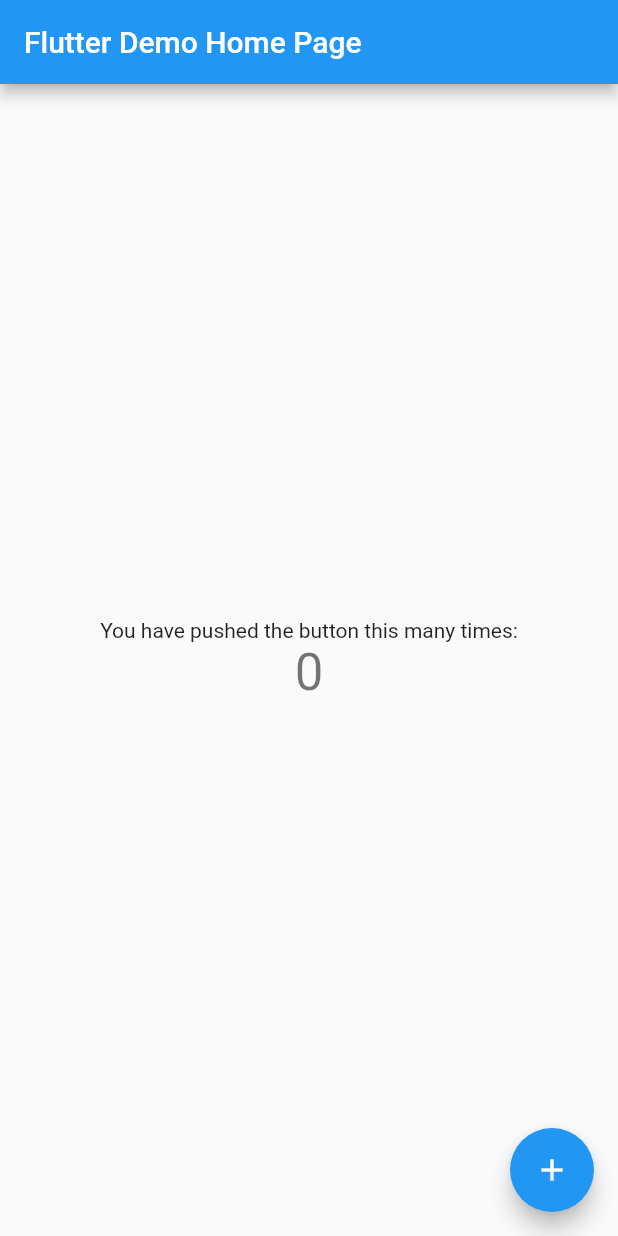
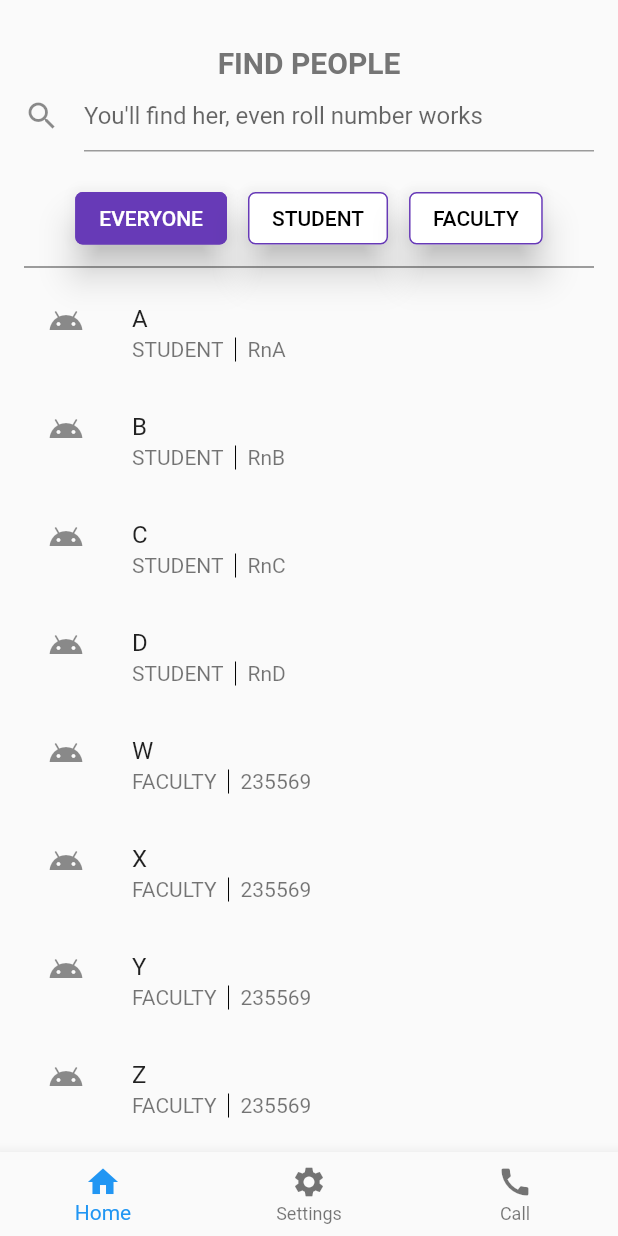
Before and after one commit to gagandeep25/search_activity, a Flutter app: the screen it shows after launch, on a phone screen of 412 x 824 dp. Run offline on Flutter 3.47's test engine with Material 2 defaults, Android fonts, the phone set to English and light mode, and no system bars; drawn by our look-alikes of custom_radio_grouped_button.

Commit message:
Created files for classes and Search screen

```diff
--- a/flutter_app/lib/main.dart
+++ b/flutter_app/lib/main.dart
@@ -1,117 +1,13 @@
 import 'package:flutter/material.dart';
+import 'package:flutterapp/search.dart';
 
 void main() {
-  runApp(MyApp());
+  runApp(MaterialApp(
+    home: Search(),
+    theme: ThemeData(
+      textTheme: TextTheme(
+        bodyText1: TextStyle(color: Colors.deepPurple[500])
+      )
+    ),
+  ));
 }
-
-class MyApp extends StatelessWidget {
-  // This widget is the root of your application.
-  @override
-  Widget build(BuildContext context) {
-    return MaterialApp(
-      title: 'Flutter Demo',
-      theme: ThemeData(
-        // This is the theme of your application.
-        //
-        // Try running your application with "flutter run". You'll see the
-        // application has a blue toolbar. Then, without quitting the app, try
-        // changing the primarySwatch below to Colors.green and then invoke
-        // "hot reload" (press "r" in the console where you ran "flutter run",
-        // or simply save your changes to "hot reload" in a Flutter IDE).
-        // Notice that the counter didn't reset back to zero; the application
-        // is not restarted.
-        primarySwatch: Colors.blue,
-        // This makes the visual density adapt to the platform that you run
-        // the app on. For desktop platforms, the controls will be smaller and
-        // closer together (more dense) than on mobile platforms.
-        visualDensity: VisualDensity.adaptivePlatformDensity,
-      ),
-      home: MyHomePage(title: 'Flutter Demo Home Page'),
-    );
-  }
-}
-
-class MyHomePage extends StatefulWidget {
-  MyHomePage({Key key, this.title}) : super(key: key);
-
-  // This widget is the home page of your application. It is stateful, meaning
-  // that it has a State object (defined below) that contains fields that affect
-  // how it looks.
-
-  // This class is the configuration for the state. It holds the values (in this
-  // case the title) provided by the parent (in this case the App widget) and
-  // used by the build method of the State. Fields in a Widget subclass are
-  // always marked "final".
-
-  final String title;
-
-  @override
-  _MyHomePageState createState() => _MyHomePageState();
-}
-
-class _MyHomePageState extends State<MyHomePage> {
-  int _counter = 0;
-
-  void _incrementCounter() {
-    setState(() {
-      // This call to setState tells the Flutter framework that something has
-      // changed in this State, which causes it to rerun the build method below
-      // so that the display can reflect the updated values. If we changed
-      // _counter without calling setState(), then the build method would not be
-      // called again, and so nothing would appear to happen.
-      _counter++;
-    });
-  }
-
-  @override
-  Widget build(BuildContext context) {
-    // This method is rerun every time setState is called, for instance as done
-    // by the _incrementCounter method above.
-    //
-    // The Flutter framework has been optimized to make rerunning build methods
-    // fast, so that you can just rebuild anything that needs updating rather
-    // than having to individually change instances of widgets.
-    return Scaffold(
-      appBar: AppBar(
-        // Here we take the value from the MyHomePage object that was created by
-        // the App.build method, and use it to set our appbar title.
-        title: Text(widget.title),
-      ),
-      body: Center(
-        // Center is a layout widget. It takes a single child and positions it
-        // in the middle of the parent.
-        child: Column(
-          // Column is also a layout widget. It takes a list of children and
-          // arranges them vertically. By default, it sizes itself to fit its
-          // children horizontally, and tries to be as tall as its parent.
-          //
-          // Invoke "debug painting" (press "p" in the console, choose the
-          // "Toggle Debug Paint" action from the Flutter Inspector in Android
-          // Studio, or the "Toggle Debug Paint" command in Visual Studio Code)
-          // to see the wireframe for each widget.
-          //
-          // Column has various properties to control how it sizes itself and
-          // how it positions its children. Here we use mainAxisAlignment to
-          // center the children vertically; the main axis here is the vertical
-          // axis because Columns are vertical (the cross axis would be
-          // horizontal).
-          mainAxisAlignment: MainAxisAlignment.center,
-          children: <Widget>[
-            Text(
-              'You have pushed the button this many times:',
-            ),
-            Text(
-              '$_counter',
-              style: Theme.of(context).textTheme.headline4,
-            ),
-          ],
-        ),
-      ),
-      floatingActionButton: FloatingActionButton(
-        onPressed: _incrementCounter,
-        tooltip: 'Increment',
-        child: Icon(Icons.add),
-      ), // This trailing comma makes auto-formatting nicer for build methods.
-    );
-  }
-}
--- /dev/null
+++ b/flutter_app/lib/person.dart
@@ -0,0 +1,15 @@
+class Student {
+
+  String name, rollno, hostel, email;
+  int room;
+  Student({this.name, this.rollno, this.hostel, this.room, this.email});
+
+}
+
+class Faculty {
+
+  String name, office, email;
+  int officenum;
+  Faculty({this.name, this.office, this.officenum, this.email});
+
+}
--- /dev/null
+++ b/flutter_app/lib/search.dart
@@ -0,0 +1,134 @@
+import 'package:flutter/material.dart';
+import 'package:flutterapp/person.dart';
+import 'package:custom_radio_grouped_button/custom_radio_grouped_button.dart';
+
+class Search extends StatefulWidget {
+  @override
+  _SearchState createState() => _SearchState();
+}
+
+class _SearchState extends State<Search> {
+
+  List<dynamic> people = [
+    Student(name: "A", rollno: "RnA", hostel: "Cau", email: "rna", room: 204),
+    Student(name: "B", rollno: "RnB", hostel: "Gan", email: "rnb", room: 128),
+    Student(name: "C", rollno: "RnC", hostel: "Sar", email: "rnc", room: 317),
+    Student(name: "D", rollno: "RnD", hostel: "Sha", email: "rnd", room: 145),
+    Faculty(name: "W", office: "HSB202", officenum: 235569, email: "EmW"),
+    Faculty(name: "X", office: "HSB202", officenum: 235569, email: "EmX"),
+    Faculty(name: "Y", office: "ESB202", officenum: 235569, email: "EmY"),
+    Faculty(name: "Z", office: "MSB202", officenum: 235569, email: "EmZ"),
+  ];
+
+  List filteredList = List();
+
+  @override
+  void initState() {
+    super.initState();
+    filteredList = people;
+  }
+
+  @override
+  Widget build(BuildContext context) {
+    return Scaffold(
+      body: Padding(
+        padding: const EdgeInsets.fromLTRB(16.0, 30.0, 16.0, 0),
+        child: Column(
+          crossAxisAlignment: CrossAxisAlignment.center,
+          children: <Widget>[
+            Text(
+                "FIND PEOPLE",
+                style: TextStyle(
+                  color: Colors.grey[600],
+                  fontSize: 20.0,
+                  fontWeight: FontWeight.bold,
+                )
+            ),
+            TextField(
+              decoration: InputDecoration(
+                icon: Icon(Icons.search),
+                hintText: "You'll find her, even roll number works",
+              ),
+            ),
+            SizedBox(height: 20.0,),
+            CustomRadioButton(
+              autoWidth: true,
+              enableShape: true,
+              buttonLables: ["EVERYONE", "STUDENT", "FACULTY"],
+              unSelectedColor: Colors.white,
+              buttonValues: ["EVERYONE", "STUDENT", "FACULTY"],
+              radioButtonValue: (value){
+                if(value == "EVERYONE"){
+                  setState(() {
+                    filteredList = people;
+                  });
+                }else if(value == "STUDENT") {
+                  setState(() {
+                    filteredList = people.where((p) => p is Student).toList();
+                  });
+                }else {
+                  setState(() {
+                    filteredList = people.where((p) => p is Faculty).toList();
+                  });
+                }
+              },
+              selectedColor: Colors.deepPurple[500],
+              defaultSelected: "EVERYONE",
+              customShape: RoundedRectangleBorder(
+                borderRadius: BorderRadius.all(Radius.circular(5.0)),
+                side: BorderSide(
+                  color: Colors.deepPurple[500],
+                ),
+              ),
+            ),
+            Divider(
+              color: Colors.black,
+              thickness: 0.5,
+            ),
+            Expanded(
+              child: ListView.builder(
+                itemCount: filteredList.length,
+                itemBuilder: (context, index){
+                  return ListTile(
+                    onTap: () {},
+                    title: Text(filteredList[index].name),
+                    leading: Icon(Icons.android),
+                    subtitle: IntrinsicHeight(
+                      child: Row(
+                        children: <Widget>[
+                          filteredList[index] is Student ? Text("STUDENT")
+                              : filteredList[index] is Faculty ? Text("FACULTY") : null,
+                          VerticalDivider(
+                            color: Colors.black,
+                          ),
+                          filteredList[index] is Student ? Text(filteredList[index].rollno)
+                              : filteredList[index] is Faculty ? Text((filteredList[index].officenum).toString()) : null,
+                        ],
+                      ),
+                    ),
+                  );
+                },
+              ),
+            )
+          ],
+        ),
+      ),
+      bottomNavigationBar: BottomNavigationBar(
+        items: [
+          BottomNavigationBarItem(
+            icon: Icon(Icons.home),
+            title: Text("Home"),
+          ),
+          BottomNavigationBarItem(
+            icon: Icon(Icons.settings),
+            title: Text("Settings")
+          ),
+          BottomNavigationBarItem(
+            icon: Icon(Icons.call),
+            title: Text("Call")
+          ),
+        ],
+      ),
+    );
+  }
+}
--- a/flutter_app/pubspec.yaml
+++ b/flutter_app/pubspec.yaml
@@ -23,6 +23,7 @@ environment:
 dependencies:
   flutter:
     sdk: flutter
+  custom_radio_grouped_button: ^1.0.2
 
 
   # The following adds the Cupertino Icons font to your application.
```
Also changed, not shown: flutter_app/pubspec.lock.
